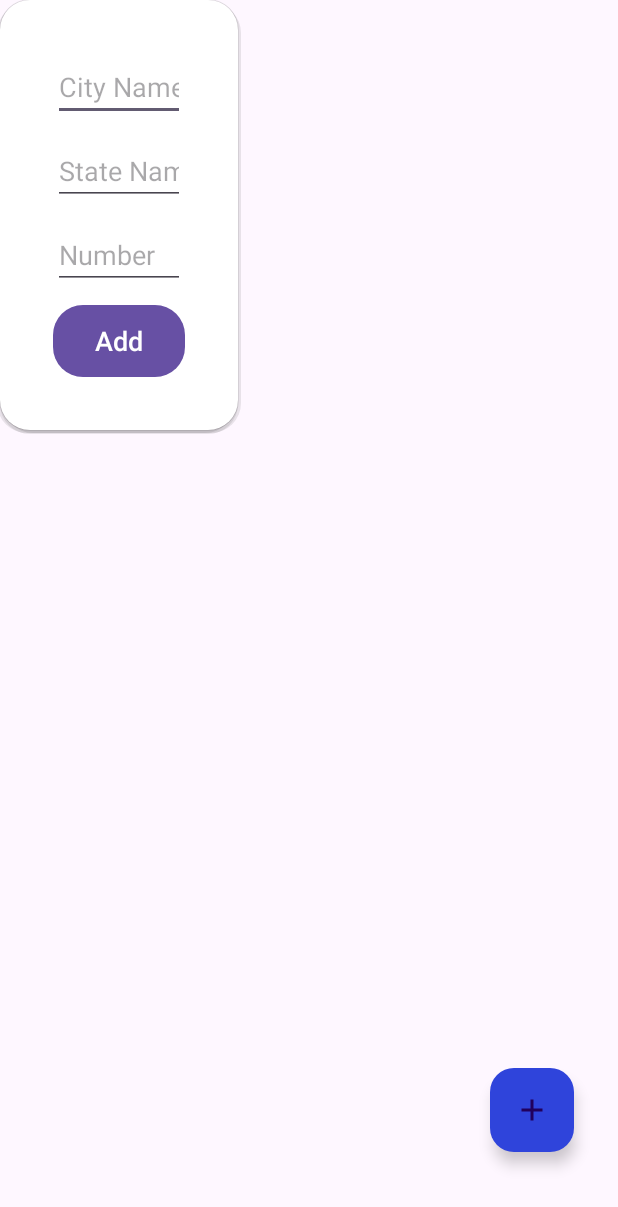
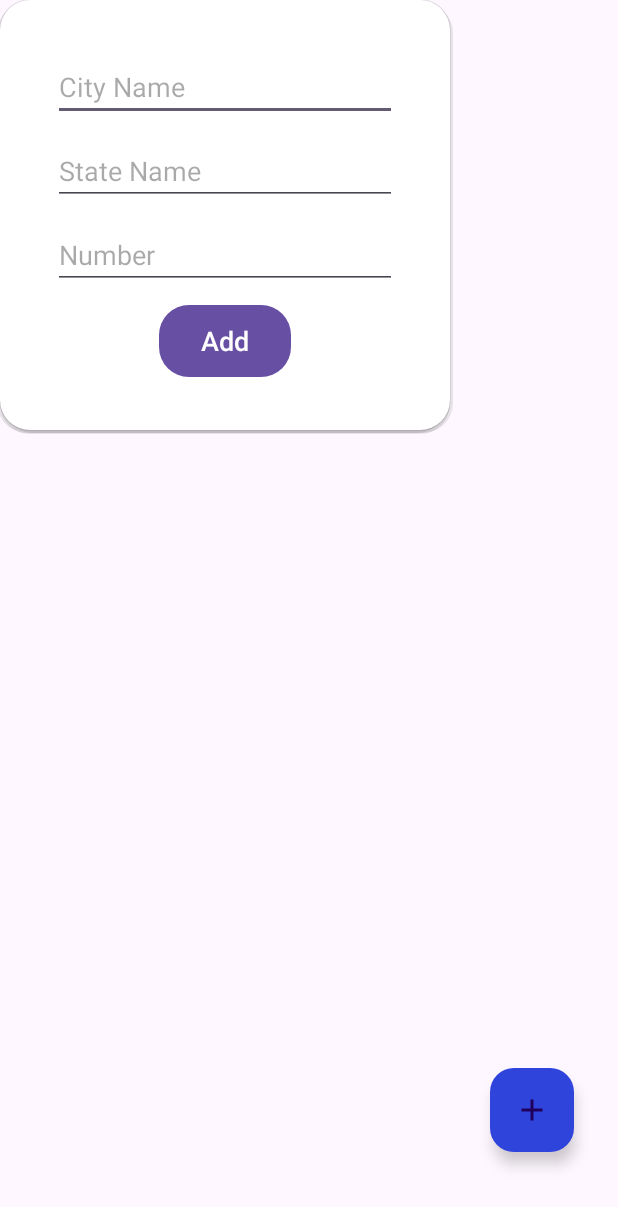
Before and after one commit to theroos/SupabaseAppNew, an Android app: the screen it shows after launch (MainActivity), after a tap on an icon or button, on a phone screen of 412 x 824 dp. Shown: the top 1207 px of the screen. Run offline under Robolectric (Android 15) with nearby library versions, the phone set to English and light mode, and no system bars; libraries missing offline, so code that uses them is left out: io.github.jan.supabase; 5 statements that could not run were skipped.

Commit message:
Android app using Supabase database. Now much more progress done. Some fixes done.

```diff
--- a/app/src/main/java/com/example/supabaseappnew/MainActivity.kt
+++ b/app/src/main/java/com/example/supabaseappnew/MainActivity.kt
@@ -166,7 +166,11 @@ class MainActivity : AppCompatActivity() {
         val inflater = layoutInflater
         val popupView = inflater.inflate(R.layout.add_data_popup,null)
 
-        val popupWindow = PopupWindow(popupView,LinearLayout.LayoutParams.WRAP_CONTENT,LinearLayout.LayoutParams.WRAP_CONTENT,true)
+        val widthinDP = 300
+        val scale = resources.displayMetrics.density
+        val widthDp = (widthinDP * scale + 0.5f).toInt()
+
+        val popupWindow = PopupWindow(popupView,widthDp,LinearLayout.LayoutParams.WRAP_CONTENT,true)
 
         popupWindow.showAtLocation(popupView, Gravity.CENTER,0,0)
 
@@ -192,8 +196,13 @@ class MainActivity : AppCompatActivity() {
     }
 
     private fun showeditdatapopup(city: City){
+
+        val widthinDP = 300
+        val scale = resources.displayMetrics.density
+        val widthDp = (widthinDP * scale + 0.5f).toInt()
+
         val popupview = layoutInflater.inflate(R.layout.edit_popup,null)
-        val popupwindow = PopupWindow(popupview,ViewGroup.LayoutParams.MATCH_PARENT,ViewGroup.LayoutParams.WRAP_CONTENT,true)
+        val popupwindow = PopupWindow(popupview,widthDp,ViewGroup.LayoutParams.WRAP_CONTENT,true)
 
         val EditCity = popupview.findViewById<EditText>(R.id.edit_city)
         val EditState = popupview.findViewById<EditText>(R.id.edit_state)
```
